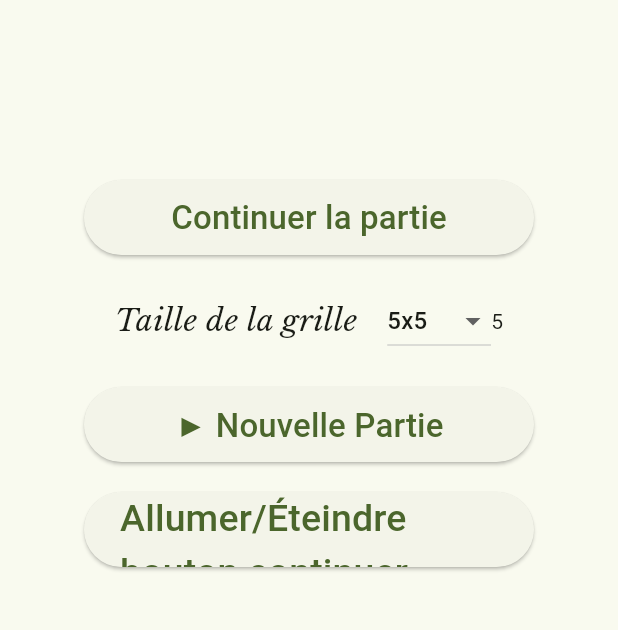
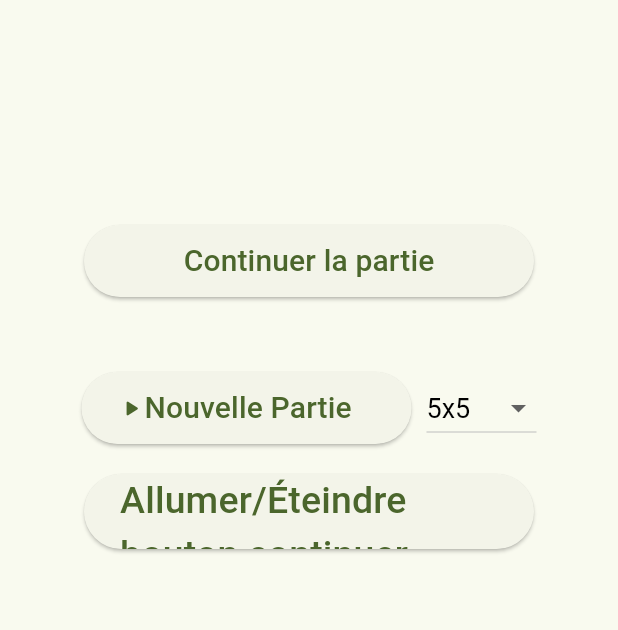
Before and after one commit to Massar-A/insahdf-hitori, a Flutter app: the screen it shows after launch, after a tap on "Continuer la partie", on a phone screen of 412 x 824 dp, the part 249-879 px from its top. Run offline on Flutter 3.47's test engine with Material 2 defaults, Android fonts, the phone set to English and light mode, and no system bars; our stand-ins replace shared_preferences.

Commit message:
almost finished menu

```diff
--- a/hitori/lib/main.dart
+++ b/hitori/lib/main.dart
@@ -72,12 +72,14 @@
   Future<void> loadPreferences() async {
     final prefs = await SharedPreferences.getInstance();
     setState(() {
-      gridSize = (prefs.getString("gridSize") != null ? listOfGrid[prefs.getString("gridSize")] : 5)!;
-      stringGridSize = (prefs.getString("gridSize") ?? "5x5")!;
+      gridSize = (prefs.getString("gridSize") != null
+          ? listOfGrid[prefs.getString("gridSize")]
+          : 5)!;
+      stringGridSize = prefs.getString("gridSize") ?? "5x5";
     });
   }
 
-  void setNewDefaultGridSize(value) async {
+  void _setNewDefaultGridSize(value) async {
     final prefs = await SharedPreferences.getInstance();
     setState(() {
       prefs.setString("gridSize", value);
@@ -89,11 +91,13 @@
     return Scaffold(
       body: Center(
         child: Column(
+          children: [
+            const Padding(
+                padding: EdgeInsets.only(top: 80, bottom: 150),
+                child: Column(
                   mainAxisAlignment: MainAxisAlignment.start,
                   children: <Widget>[
-            const Padding(
-              padding: EdgeInsets.only(top: 80.0, bottom: 120),
-              child: Row(
+                    Row(
                       mainAxisAlignment: MainAxisAlignment.center,
                       crossAxisAlignment: CrossAxisAlignment.start,
                       children: [
@@ -107,68 +111,88 @@
                         ),
                       ],
                     ),
-            ),
-            if (showContinueButton) // Affiche le bouton "Continuer la partie" si showContinueButton est true
-              Padding(
-                padding: const EdgeInsets.only(bottom: 20),
+                  ],
+                )),
+            Column(
+              mainAxisAlignment: MainAxisAlignment.center,
+              crossAxisAlignment: CrossAxisAlignment.center,
+              children: [
+                Visibility(
+                  visible: showContinueButton,
+                  // Affiche le bouton "Continuer la partie" si showContinueButton est true
+                  child: Padding(
+                    padding: const EdgeInsets.only(bottom: 50),
                     child: ElevatedButton(
                       onPressed: () {
                         // Action à exécuter pour le bouton "Continuer la partie"
                       },
                       style: ElevatedButton.styleFrom(
-                    fixedSize: const Size(300, 50),
+                        fixedSize: const Size(300, 48),
                       ),
                       child: const Text(
                         "Continuer la partie",
-                    style: TextStyle(fontSize: 22),
+                        style: TextStyle(fontSize: 20),
+                      ),
+                    ),
+                  ),
+                ),
+                Visibility(
+                  visible: !showContinueButton,
+                  // Affiche le bouton "Continuer la partie" si showContinueButton est true
+                  child: Padding(
+                    padding: const EdgeInsets.only(bottom: 50),
+                    child: Container(
+                      height: 48,
                     ),
                   ),
                 ),
                 Center(
                   child: SizedBox(
-                width: 300.0, // Définissez la largeur souhaitée
+                    width: 350, // Définissez la largeur souhaitée
                     child: Row(
                       mainAxisAlignment: MainAxisAlignment.center,
                       // Centrer horizontalement
                       children: [
-                    const Padding(
-                        padding: EdgeInsets.only(right: 20), child: Text(
-                      "Taille de la grille",
-                      style: TextStyle(fontSize: 20,
-                          fontFamily: 'Libre', fontStyle: FontStyle.italic),
-                    )),
+                        Padding(
+                          padding: const EdgeInsets.only(right: 10),
+                          child: ElevatedButton(
+                            onPressed: _incrementCounter,
+                            style: ElevatedButton.styleFrom(
+                              fixedSize: const Size(220, 48),
+                            ),
+                            child: const Row(
+                              children: [
+                                Icon(Icons.play_arrow_rounded),
+                                Text(
+                                  "Nouvelle Partie",
+                                  style: TextStyle(fontSize: 20),
+                                ),
+                              ],
+                            ),
+                          ),
+                        ),
                         DropdownButton<int>(
                           value: gridSize,
                           onChanged: (int? selectedSize) {
                             if (selectedSize != null) {
                               setState(() {
                                 gridSize = selectedSize;
-                            setNewDefaultGridSize("${selectedSize}x$selectedSize");
+                                _setNewDefaultGridSize(
+                                    "${selectedSize}x$selectedSize");
                               });
                             }
                           },
-                      items: listOfGrid.entries.map((MapEntry<String, int> entry) {
+                          items: listOfGrid.entries
+                              .map((MapEntry<String, int> entry) {
                             return DropdownMenuItem<int>(
                               value: entry.value,
                               child: Text(entry.key),
                             );
                           }).toList(),
+                          style: const TextStyle(
+                              fontSize: 18, color: Colors.black),
                         ),
-                    Text("$gridSize")
                       ],
-                ),
-              ),
-            ),
-            Padding(
-              padding: const EdgeInsets.only(top: 20),
-              child: ElevatedButton(
-                onPressed: _incrementCounter,
-                style: ElevatedButton.styleFrom(
-                  fixedSize: const Size(300, 50),
-                ),
-                child: const Text(
-                  "▶️ Nouvelle Partie",
-                  style: TextStyle(fontSize: 22),
                     ),
                   ),
                 ),
@@ -186,6 +210,8 @@
                   ),
                 ),
               ],
+            )
+          ],
         ),
       ),
     );
```
Lines whose indentation alone changed are shown as unchanged.
